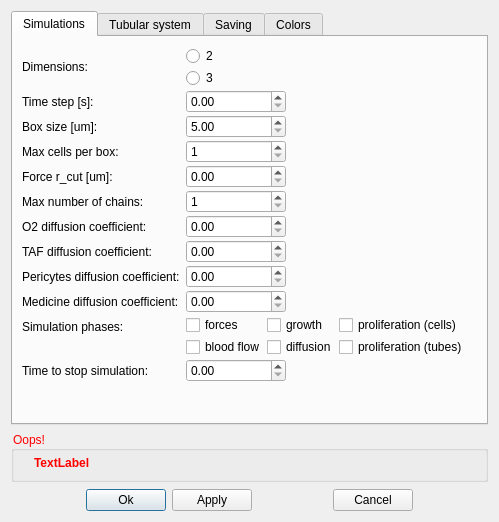
Old version of the form src/editor/dialogGlobals.ui in the repository Barmin93/Motpuca.
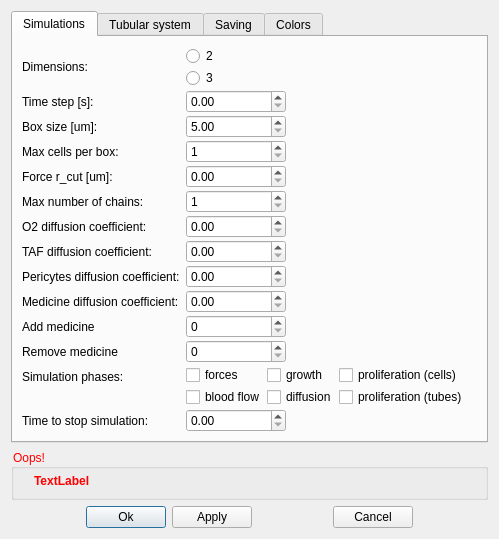
New version of the form.

Commit message: Add and remove medicine settings in GUI -> Settings Tab.

What changed in the file:
```diff
--- a/src/editor/dialogGlobals.ui
+++ b/src/editor/dialogGlobals.ui
@@ -268,14 +268,14 @@
          </property>
         </widget>
        </item>
-       <item row="11" column="0">
+       <item row="13" column="0">
         <widget class="QLabel" name="label_simphases">
          <property name="text">
           <string>Simulation phases:</string>
          </property>
         </widget>
        </item>
-       <item row="11" column="1">
+       <item row="13" column="1">
         <widget class="QFrame" name="frame_2">
          <property name="frameShape">
           <enum>QFrame::NoFrame</enum>
@@ -338,14 +338,14 @@
          </layout>
         </widget>
        </item>
-       <item row="12" column="0">
+       <item row="14" column="0">
         <widget class="QLabel" name="label_stop_time">
          <property name="text">
           <string>Time to stop simulation:</string>
          </property>
         </widget>
        </item>
-       <item row="12" column="1">
+       <item row="14" column="1">
         <widget class="QDoubleSpinBox" name="doubleSpinBox_stop_time">
          <property name="maximumSize">
           <size>
@@ -387,6 +387,52 @@
          </property>
         </widget>
        </item>
+       <item row="12" column="1">
+        <widget class="QDoubleSpinBox" name="doubleSpinBox_remove_medicine">
+         <property name="maximumSize">
+          <size>
+           <width>100</width>
+           <height>16777215</height>
+          </size>
+         </property>
+         <property name="decimals">
+          <number>0</number>
+         </property>
+         <property name="maximum">
+          <double>100000.000000000000000</double>
+         </property>
+        </widget>
+       </item>
+       <item row="11" column="1">
+        <widget class="QDoubleSpinBox" name="doubleSpinBox_add_medicine">
+         <property name="maximumSize">
+          <size>
+           <width>100</width>
+           <height>16777215</height>
+          </size>
+         </property>
+         <property name="decimals">
+          <number>0</number>
+         </property>
+         <property name="maximum">
+          <double>100000.000000000000000</double>
+         </property>
+        </widget>
+       </item>
+       <item row="11" column="0">
+        <widget class="QLabel" name="label_add_medicine">
+         <property name="text">
+          <string>Add medicine</string>
+         </property>
+        </widget>
+       </item>
+       <item row="12" column="0">
+        <widget class="QLabel" name="label_remove_medicine">
+         <property name="text">
+          <string>Remove medicine</string>
+         </property>
+        </widget>
+       </item>
       </layout>
      </widget>
      <widget class="QWidget" name="tab_tubular">
```
The commit also changes 3 other files.
